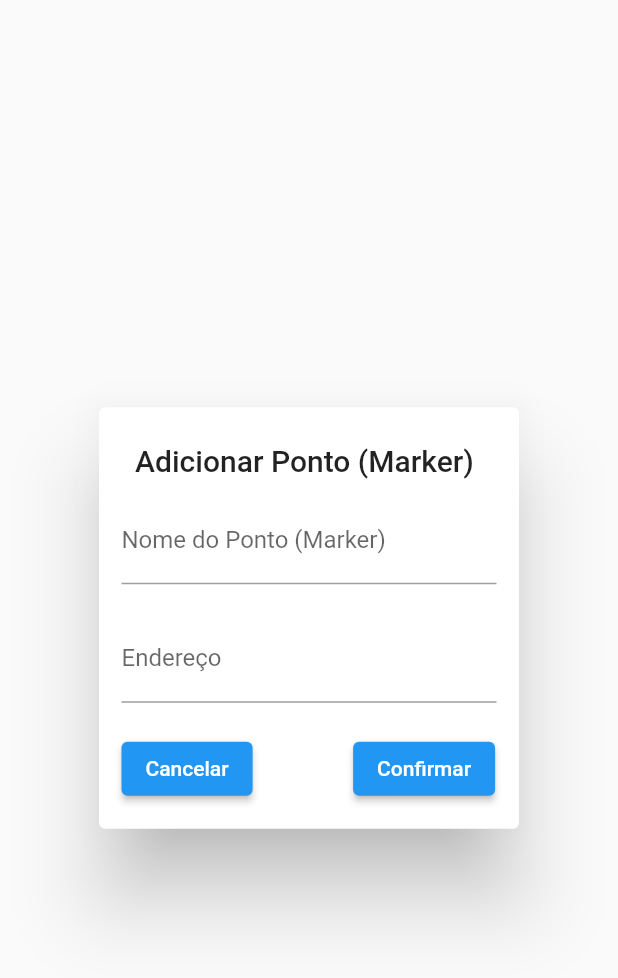
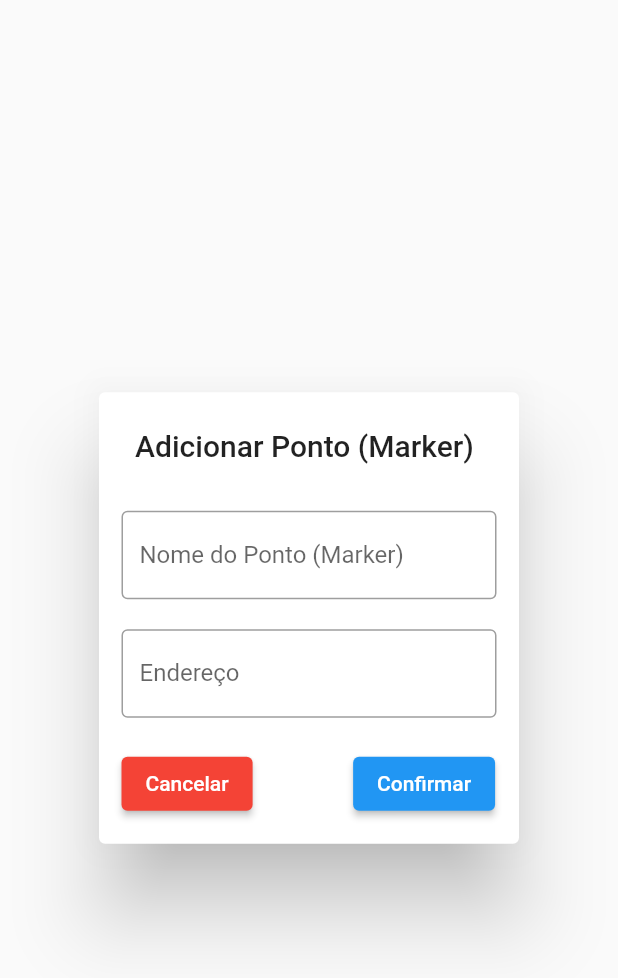
Before and after one commit to Maxteralex/onify, a Flutter app: the AddMarkerScreen widget shown alone on an empty page, opened directly, on a phone screen of 412 x 824 dp. Shown: the top 978 px of the screen. Run offline on Flutter 3.47's test engine with Material 2 defaults, Android fonts, the phone set to English and light mode, and no system bars; our stand-ins replace google_maps_flutter.

Commit message:
melhorada UI do Dialog de adicionar marker

```diff
--- a/lib/map.page.dart
+++ b/lib/map.page.dart
@@ -129,16 +129,28 @@ class AddMarkerScreen extends StatelessWidget {
   Widget build(BuildContext context) {
     String markerTitle;
     String markerSnippet;
+
+    Widget dialogButton(Function function, String name, Color color) {
+      return ElevatedButton(
+          onPressed: function,
+          child: Text(name),
+          style: ButtonStyle(
+            backgroundColor: MaterialStateProperty.all(color),
+          )
+      );
+    }
+
     return SimpleDialog(
       title: const Text('Adicionar Ponto (Marker)'),
       children: [
         Container(
-          margin: EdgeInsets.fromLTRB(15.0, 0.0, 15.0, 0.0),
+          margin: EdgeInsets.fromLTRB(15.0, 20.0, 15.0, 0.0),
           child: Column(
             children: [
               TextField(
                 decoration: InputDecoration(
                   labelText: 'Nome do Ponto (Marker)',
+                  border: OutlineInputBorder(),
                 ),
                 onChanged: (text) {
                   markerTitle = text;
@@ -150,6 +162,7 @@ class AddMarkerScreen extends StatelessWidget {
               TextField(
                 decoration: InputDecoration(
                   labelText: 'Endereço',
+                  border: OutlineInputBorder(),
                 ),
                 onChanged: (text) {
                   markerSnippet = text;
@@ -160,21 +173,22 @@ class AddMarkerScreen extends StatelessWidget {
               ),
               Row(
                 children: [
-                  ElevatedButton(
-                    onPressed: () {
-                      Navigator.pop(context);
-                    },
-                    child: Text('Cancelar'),
-                  ),
+                  dialogButton(() { Navigator.pop(context); }, 'Cancelar', Colors.red),
                   Container(
                     width: 67,
                   ),
-                  ElevatedButton(
-                    onPressed: () {
-                      final data = {'markerTitle': markerTitle, 'markerSnippet': markerSnippet};
-                      Navigator.pop(context, data);
-                    },
-                    child: Text('Confirmar'),
+                  dialogButton(
+                    () {
+                      if (markerTitle != '') {
+                        final data = {
+                          'markerTitle': markerTitle,
+                          'markerSnippet': markerSnippet
+                        };
+                        Navigator.pop(context, data);
+                      } else {
+
+                      }
+                    }, 'Confirmar', Colors.blue
                   ),
                 ],
               ),
```
